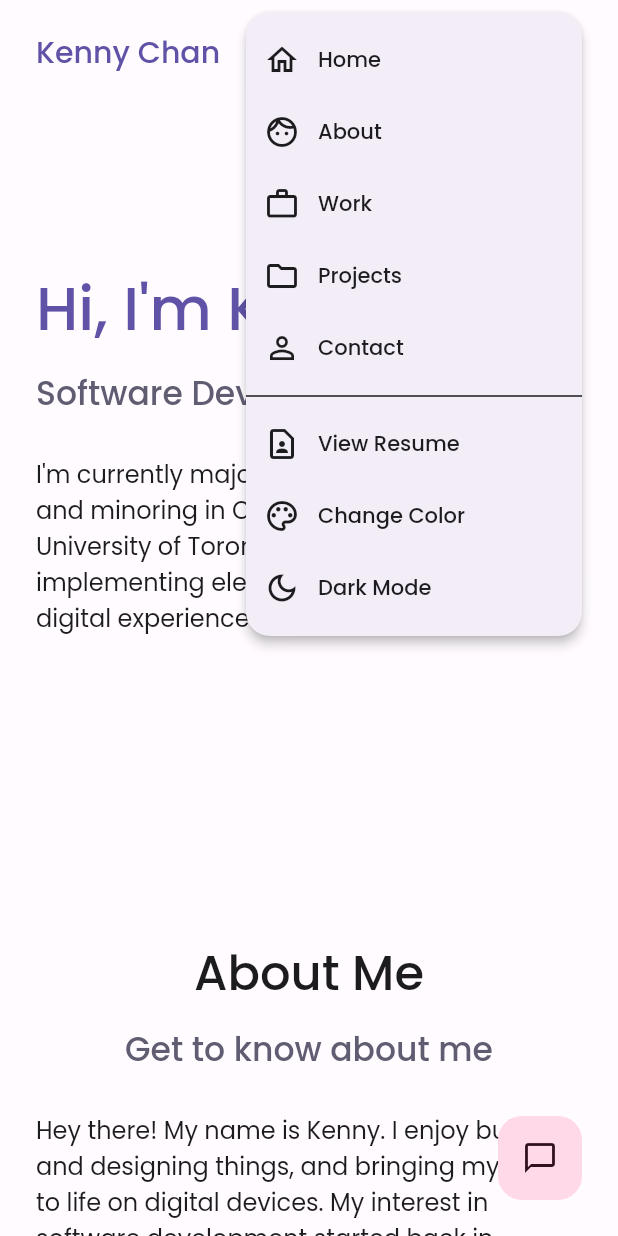
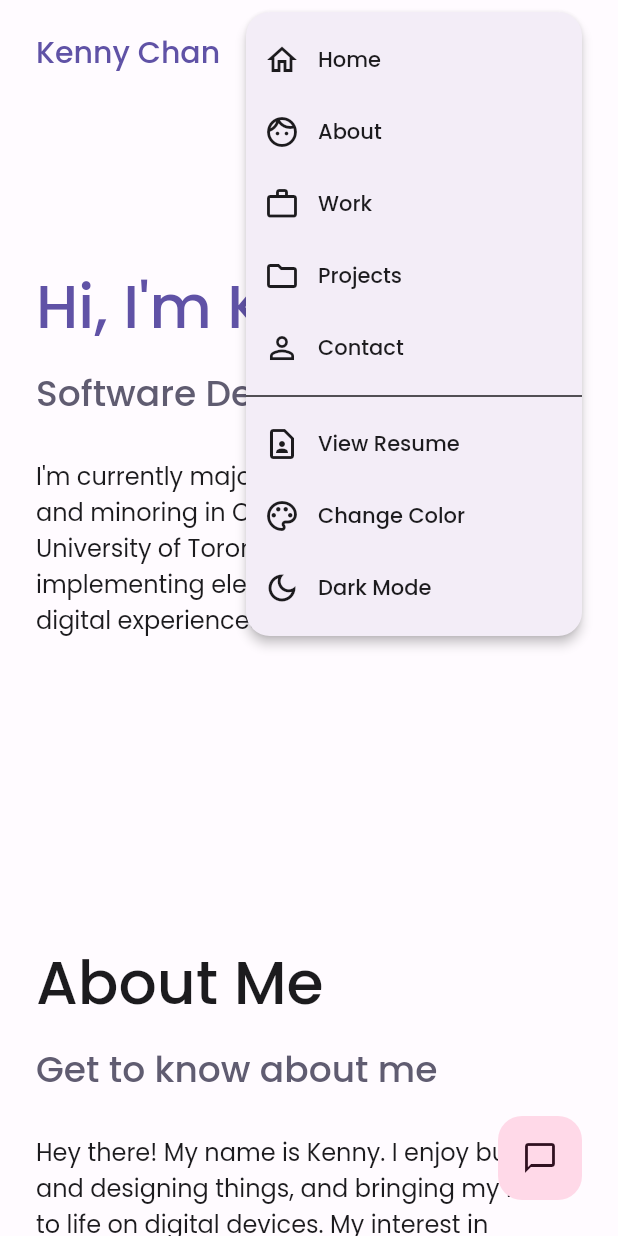
Before and after one commit to kennychh/flutter_portfolio, a Flutter app: the screen it shows after launch, after a tap on the "menu" icon, on a phone screen of 412 x 824 dp. Run offline on Flutter 3.47's test engine with Material 2 defaults, Android fonts, the phone set to English and light mode, and no system bars; drawn by our look-alikes of scrollable_positioned_list; our stand-ins replace firebase_core, get_storage, google_fonts, hive; missing offline and left inert: adaptive_components, dart:html, universal_html; accounts and stored records are empty; statements that could not run were skipped.

Commit message:
section height

```diff
--- a/lib/components/sections/about.dart
+++ b/lib/components/sections/about.dart
@@ -1,7 +1,6 @@
 import 'package:flutter/material.dart';
 import 'package:google_fonts/google_fonts.dart';
 import '../../globals.dart';
-import 'dart:math';
 
 class About extends StatelessWidget {
   const About({Key? key}) : super(key: key);
@@ -23,16 +22,10 @@ class About extends StatelessWidget {
       'Slack'
     ];
     List<String> ideList = ['Visual Studio Code', 'Xcode', 'Android Studio'];
-    final minHeightList = [
-      MediaQuery.of(context).size.height.toDouble(),
-      1080.0
-    ];
-    var minHeight = minHeightList.reduce(min);
     return LayoutBuilder(builder: ((context, constraints) {
       if (constraints.isMobile && isPortrait(context)) {
-        return Container(
-            constraints: BoxConstraints(minHeight: 600),
-            child: Column(
+        return Column(
+          crossAxisAlignment: CrossAxisAlignment.start,
           children: [
             appBarOffsetContainer,
             spaceH25,
@@ -40,7 +33,7 @@ class About extends StatelessWidget {
               'About Me',
               style: GoogleFonts.poppins(
                   color: scheme.onBackground,
-                      fontSize: 32,
+                  fontSize: 40,
                   fontWeight: FontWeight.w500),
             ),
             spaceH10,
@@ -48,7 +41,7 @@ class About extends StatelessWidget {
               'Get to know about me',
               style: GoogleFonts.poppins(
                   color: scheme.secondary,
-                      fontSize: 22,
+                  fontSize: 24,
                   fontWeight: FontWeight.w500),
             ),
             spaceH25,
@@ -68,13 +61,11 @@ class About extends StatelessWidget {
                   fontWeight: FontWeight.w400),
             ),
             spaceH50,
-                resumeButton(context),
-                spaceH50,
             Text(
               'Technical tools',
               style: GoogleFonts.poppins(
                   color: scheme.secondary,
-                      fontSize: 22,
+                  fontSize: 24,
                   fontWeight: FontWeight.w500),
             ),
             spaceH25,
@@ -167,11 +158,9 @@ class About extends StatelessWidget {
               ],
             )
           ],
-            ));
+        );
       }
-      return Container(
-        constraints: BoxConstraints(minHeight: minHeight),
-        child: Column(
+      return Column(
         crossAxisAlignment: CrossAxisAlignment.start,
         children: [
           appBarOffsetContainer,
@@ -221,7 +210,6 @@ class About extends StatelessWidget {
                           Container(
                             height: 50,
                           ),
-                            resumeButton(context)
                         ],
                       ))),
               Container(
@@ -238,8 +226,7 @@ class About extends StatelessWidget {
                           child: ClipRRect(
                             borderRadius: BorderRadius.circular(32),
                             child: Container(
-                                decoration:
-                                    BoxDecoration(color: scheme.surface),
+                              decoration: BoxDecoration(color: scheme.surface),
                               child: Image.asset(
                                 './assets/memoji.png',
                                 fit: BoxFit.cover,
@@ -325,7 +312,6 @@ class About extends StatelessWidget {
               ]),
           spaceH200,
         ],
-        ),
       );
     }));
   }
--- a/lib/components/sections/home.dart
+++ b/lib/components/sections/home.dart
@@ -32,7 +32,7 @@ class Home extends StatelessWidget {
                   'Software Developer',
                   style: GoogleFonts.poppins(
                       color: scheme.secondary,
-                      fontSize: 22,
+                      fontSize: 24,
                       fontWeight: FontWeight.w500),
                 ),
                 spaceH25,
--- a/lib/components/sections/projects.dart
+++ b/lib/components/sections/projects.dart
@@ -2,7 +2,6 @@ import '../parallax.dart';
 import 'package:flutter/material.dart';
 import 'package:google_fonts/google_fonts.dart';
 import '../../globals.dart';
-import 'dart:math';
 
 class Projects extends StatelessWidget {
   const Projects({Key? key}) : super(key: key);
@@ -10,16 +9,10 @@ class Projects extends StatelessWidget {
   @override
   Widget build(BuildContext context) {
     ColorScheme scheme = Theme.of(context).colorScheme;
-    final minHeightList = [
-      MediaQuery.of(context).size.height.toDouble(),
-      1080.0
-    ];
-    var minHeight = minHeightList.reduce(min);
     return LayoutBuilder(builder: ((context, constraints) {
       if (constraints.isMobile && isPortrait(context)) {
-        return Container(
-            constraints: BoxConstraints(minHeight: 600),
-            child: Column(
+        return Column(
+          crossAxisAlignment: CrossAxisAlignment.start,
           children: [
             appBarOffsetContainer,
             spaceH25,
@@ -27,7 +20,7 @@ class Projects extends StatelessWidget {
               'Projects',
               style: GoogleFonts.poppins(
                   color: scheme.onBackground,
-                      fontSize: 28,
+                  fontSize: 40,
                   fontWeight: FontWeight.w500),
             ),
             spaceH25,
@@ -42,11 +35,9 @@ class Projects extends StatelessWidget {
                 url: item.url,
               ),
           ],
-            ));
+        );
       }
-      return Container(
-          constraints: BoxConstraints(minHeight: minHeight),
-          child: Column(
+      return Column(
         crossAxisAlignment: CrossAxisAlignment.start,
         children: [
           appBarOffsetContainer,
@@ -70,7 +61,7 @@ class Projects extends StatelessWidget {
               url: item.url,
             ),
         ],
-          ));
+      );
     }));
   }
 }
--- a/lib/components/sections/work.dart
+++ b/lib/components/sections/work.dart
@@ -2,7 +2,6 @@ import '../parallax.dart';
 import 'package:flutter/material.dart';
 import 'package:google_fonts/google_fonts.dart';
 import '../../globals.dart';
-import 'dart:math';
 
 class Work extends StatelessWidget {
   const Work({Key? key}) : super(key: key);
@@ -10,16 +9,10 @@ class Work extends StatelessWidget {
   @override
   Widget build(BuildContext context) {
     ColorScheme scheme = Theme.of(context).colorScheme;
-    final minHeightList = [
-      MediaQuery.of(context).size.height.toDouble(),
-      1080.0
-    ];
-    var minHeight = minHeightList.reduce(min);
     return LayoutBuilder(builder: ((context, constraints) {
       if (constraints.isMobile && isPortrait(context)) {
-        return Container(
-            constraints: BoxConstraints(minHeight: 600),
-            child: Column(
+        return Column(
+          crossAxisAlignment: CrossAxisAlignment.start,
           children: [
             appBarOffsetContainer,
             spaceH25,
@@ -27,7 +20,7 @@ class Work extends StatelessWidget {
               'Work Experience',
               style: GoogleFonts.poppins(
                   color: scheme.onBackground,
-                      fontSize: 28,
+                  fontSize: 40,
                   fontWeight: FontWeight.w500),
             ),
             spaceH25,
@@ -41,11 +34,9 @@ class Work extends StatelessWidget {
                 fillBackground: false,
               ),
           ],
-            ));
+        );
       }
-      return Container(
-          constraints: BoxConstraints(minHeight: minHeight),
-          child: Column(
+      return Column(
         crossAxisAlignment: CrossAxisAlignment.start,
         children: [
           appBarOffsetContainer,
@@ -68,7 +59,7 @@ class Work extends StatelessWidget {
               fillBackground: false,
             ),
         ],
-          ));
+      );
     }));
   }
 }
--- a/lib/globals.dart
+++ b/lib/globals.dart
@@ -233,6 +233,8 @@ void mailToHelper() async {
 void openColorPickerDialog(BuildContext context, Function setColor,
     Function setColorChoice, DarkThemeProvider themeProvider) {
   ColorScheme scheme = Theme.of(context).colorScheme;
+  var radioListTileTheme = GoogleFonts.poppins(
+      color: scheme.onSurfaceVariant, fontWeight: FontWeight.w500);
   showDialog<void>(
     context: context,
     builder: (context) => AlertDialog(
@@ -260,7 +262,7 @@ void openColorPickerDialog(BuildContext context, Function setColor,
               },
               title: Text(
                 'Purple',
-                style: GoogleFonts.poppins(color: scheme.onSurfaceVariant),
+                style: radioListTileTheme,
               )),
           RadioListTile(
               activeColor: scheme.onSurfaceVariant,
@@ -272,7 +274,7 @@ void openColorPickerDialog(BuildContext context, Function setColor,
               },
               title: Text(
                 'Blue',
-                style: GoogleFonts.poppins(color: scheme.onSurfaceVariant),
+                style: radioListTileTheme,
               )),
           RadioListTile(
               activeColor: scheme.onSurfaceVariant,
@@ -284,7 +286,7 @@ void openColorPickerDialog(BuildContext context, Function setColor,
               },
               title: Text(
                 'Green',
-                style: GoogleFonts.poppins(color: scheme.onSurfaceVariant),
+                style: radioListTileTheme,
               )),
           RadioListTile(
               activeColor: scheme.onSurfaceVariant,
@@ -296,7 +298,7 @@ void openColorPickerDialog(BuildContext context, Function setColor,
               },
               title: Text(
                 'Orange',
-                style: GoogleFonts.poppins(color: scheme.onSurfaceVariant),
+                style: radioListTileTheme,
               )),
           RadioListTile(
               activeColor: scheme.onSurfaceVariant,
@@ -308,7 +310,7 @@ void openColorPickerDialog(BuildContext context, Function setColor,
               },
               title: Text(
                 'Pink',
-                style: GoogleFonts.poppins(color: scheme.onSurfaceVariant),
+                style: radioListTileTheme,
               )),
         ],
       ),
```
Lines whose indentation alone changed are shown as unchanged.
